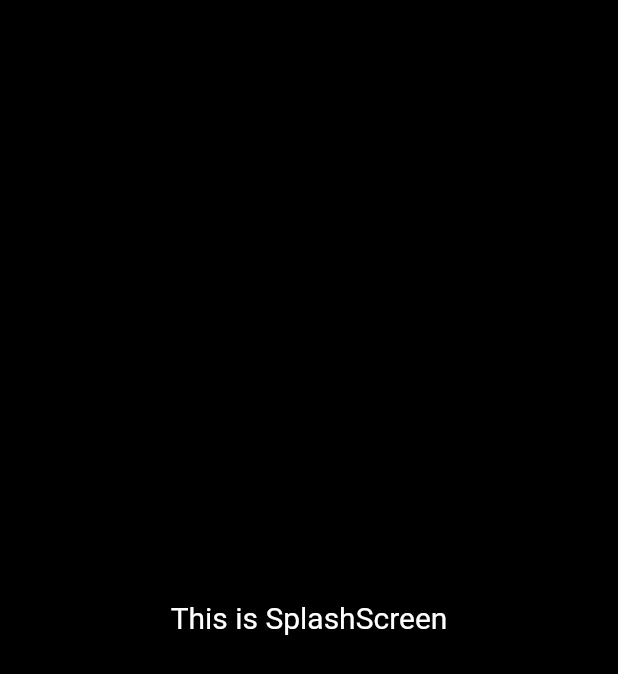
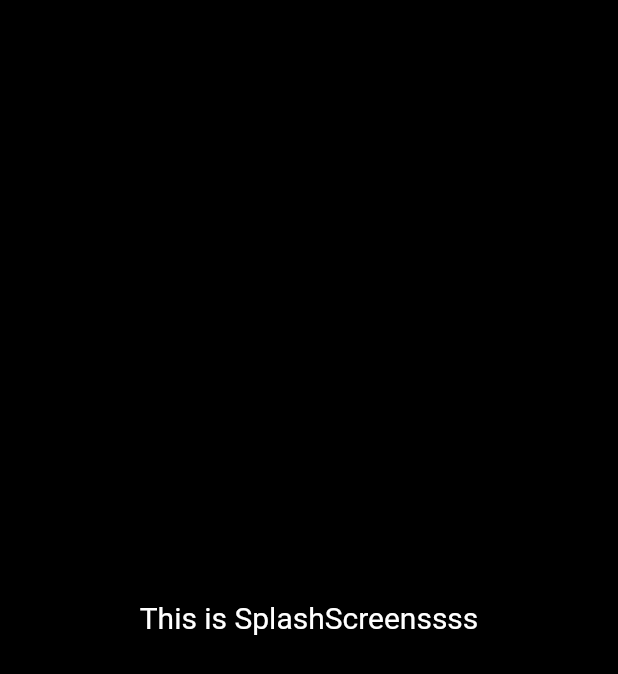
Before and after one commit to Dhanraj-FlutterDev/mobigic_test, a Flutter app: the SplashScreen screen opened directly, on a phone screen of 412 x 824 dp. Shown: the top 674 px of the screen. Run offline on Flutter 3.47's test engine with Material 2 defaults, Android fonts, the phone set to English and light mode, and no system bars; our stand-ins replace fluttertoast.

Commit message:
check commit

```diff
--- a/lib/views/splashscreen.dart
+++ b/lib/views/splashscreen.dart
@@ -27,7 +27,7 @@ class _SplashScreenState extends State<SplashScreen> {
       backgroundColor: Colors.black,
       body: Center(
         child: Text(
-          'This is SplashScreen',
+          'This is SplashScreenssss',
           style: TextStyle(color: Colors.white, fontSize: 20),
         ),
       ),
--- a/lib/views/test.dart
+++ b/lib/views/test.dart
@@ -70,7 +70,7 @@ class _TestState extends State<Test> {
                         int.parse(columnController.text),
                     decoration: InputDecoration(
                       hintText:
-                          'Enter Alphabets of ${int.parse(rowController.text) * int.parse(columnController.text)}',
+                          'Enter Allphabets of ${int.parse(rowController.text) * int.parse(columnController.text)}',
                     ),
                   )
                 : const SizedBox(),
```
